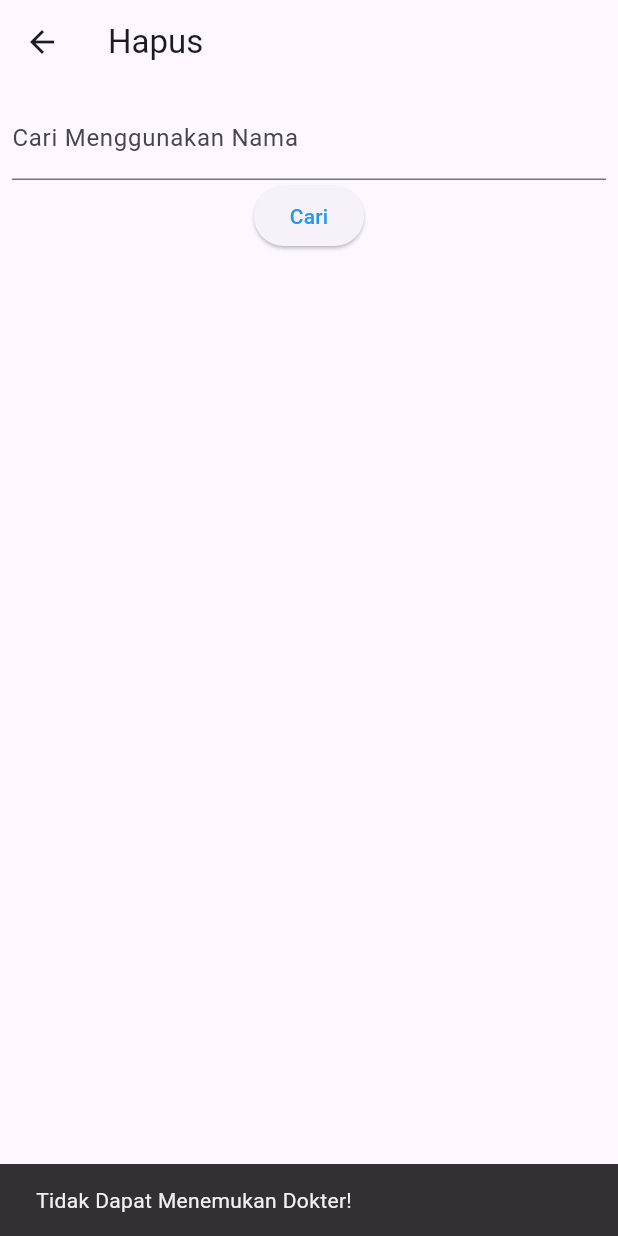
After one commit to rizwaradnan03/uap_pbo, a Flutter app: the HapusDokter screen opened directly, after a tap on "Cari", on a phone screen of 412 x 824 dp. The commit adds this screen. Run offline on Flutter 3.47's test engine with Material 3 defaults, Android fonts, the phone set to English and light mode, and no system bars; missing offline and left inert: dart:html, dart:js.

Commit message:
menambahkan fitur hapus

```diff
--- a/lib/option/DokterOption.dart
+++ b/lib/option/DokterOption.dart
@@ -51,10 +51,10 @@ class DokterOption {
     this.spesialis = spesialis;
   }
 
-  // bool tambahJadwal(nama, PenjadwalanOption penjadwala){
-  //   var isFound = checkIsFound(nama);
+  // int indexHapusDokter(nama){
+  //   bool isFound = false;
 
-  //   if(isFound['isFound'] == true){
+  //   for(int i = 0;i < dataDokter.length;i++){
 
   //   }
   // }
--- /dev/null
+++ b/lib/pages/dokter/hapus_dokter.dart
@@ -0,0 +1,64 @@
+import 'package:flutter/material.dart';
+import 'package:uap_pbo/database/data.dart';
+import 'package:uap_pbo/pages/dokter/main_dokter.dart';
+
+class HapusDokter extends StatefulWidget {
+  const HapusDokter({super.key});
+
+  @override
+  State<HapusDokter> createState() => _HapusDokterState();
+}
+
+class _HapusDokterState extends State<HapusDokter> {
+  final TextEditingController _searchByNamaController = TextEditingController();
+
+  void _hapus() {
+    bool isFound = false;
+
+    for (int i = 0; i < dataDokter.length; i++) {
+      if (_searchByNamaController.text == dataDokter[i].nama) {
+        isFound = true;
+        dataDokter.removeAt(i);
+        break;
+      }
+    }
+
+    if (isFound == true) {
+      ScaffoldMessenger.of(context).showSnackBar(
+          const SnackBar(content: Text("Berhasil Menghapus Data Dokter!")));
+
+      Navigator.push(
+        context, MaterialPageRoute(builder: (context) => MainDokter()));
+    } else {
+      ScaffoldMessenger.of(context).showSnackBar(
+          const SnackBar(content: Text("Tidak Dapat Menemukan Dokter!")));
+    }
+  }
+
+  @override
+  Widget build(BuildContext context) {
+    return Scaffold(
+        appBar: AppBar(
+          title: const Text("Hapus"),
+        ),
+        body: Padding(
+          padding: const EdgeInsets.all(8.0),
+          child: Column(
+            children: [
+              TextFormField(
+                controller: _searchByNamaController,
+                decoration:
+                    const InputDecoration(labelText: "Cari Menggunakan Nama"),
+              ),
+              ElevatedButton(
+                onPressed: _hapus,
+                child: const Text(
+                  "Cari",
+                  style: TextStyle(color: Colors.blue),
+                ),
+              )
+            ],
+          ),
+        ));
+  }
+}
--- a/lib/pages/dokter/main_dokter.dart
+++ b/lib/pages/dokter/main_dokter.dart
@@ -2,6 +2,7 @@ import 'package:flutter/material.dart';
 import 'package:uap_pbo/main.dart';
 import 'package:uap_pbo/option/MenuOption.dart';
 import 'package:uap_pbo/pages/dokter/edit_dokter.dart';
+import 'package:uap_pbo/pages/dokter/hapus_dokter.dart';
 import 'package:uap_pbo/pages/dokter/input_jadwal_dokter.dart';
 import 'package:uap_pbo/pages/dokter/list_dokter.dart';
 import 'package:uap_pbo/pages/dokter/selesai_jadwal_dokter.dart';
@@ -31,6 +32,13 @@ class MainDokter extends StatelessWidget {
         onTap: (BuildContext context) {
           Navigator.push(context,
               MaterialPageRoute(builder: (context) => const EditDokter()));
+        }),
+    MenuOption(
+        title: 'Hapus Dokter',
+        icon: Icons.delete,
+        onTap: (BuildContext context) {
+          Navigator.push(context,
+              MaterialPageRoute(builder: (context) => const HapusDokter()));
         }),
     MenuOption(
         title: 'Input Jadwal Dokter',
```
